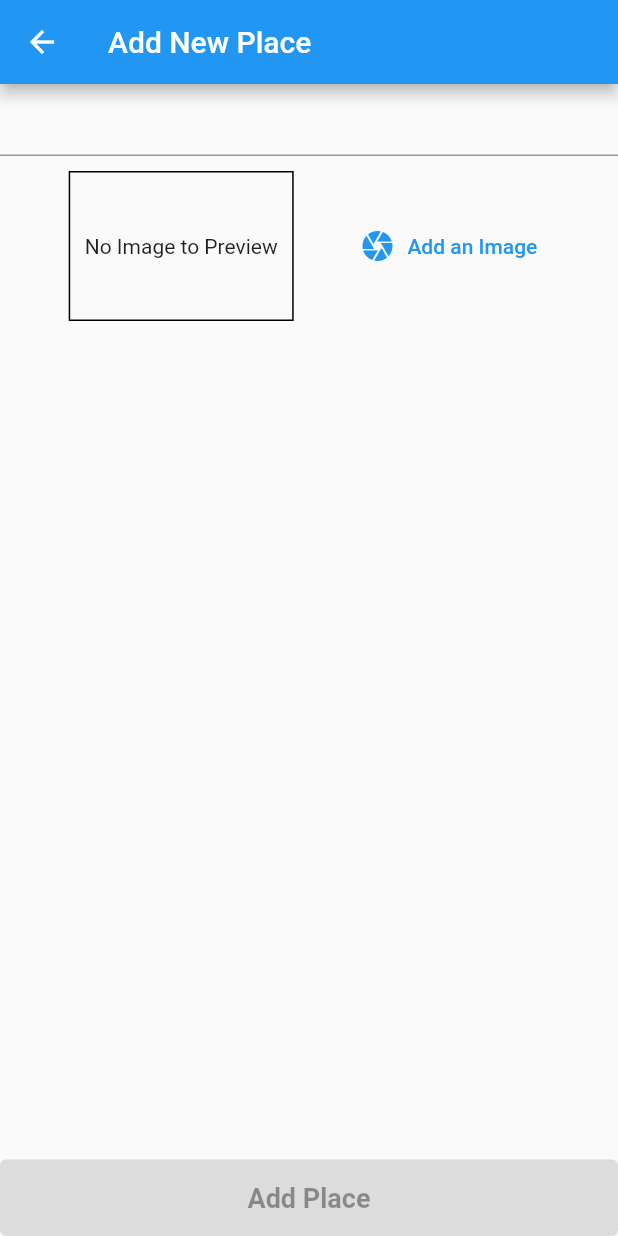
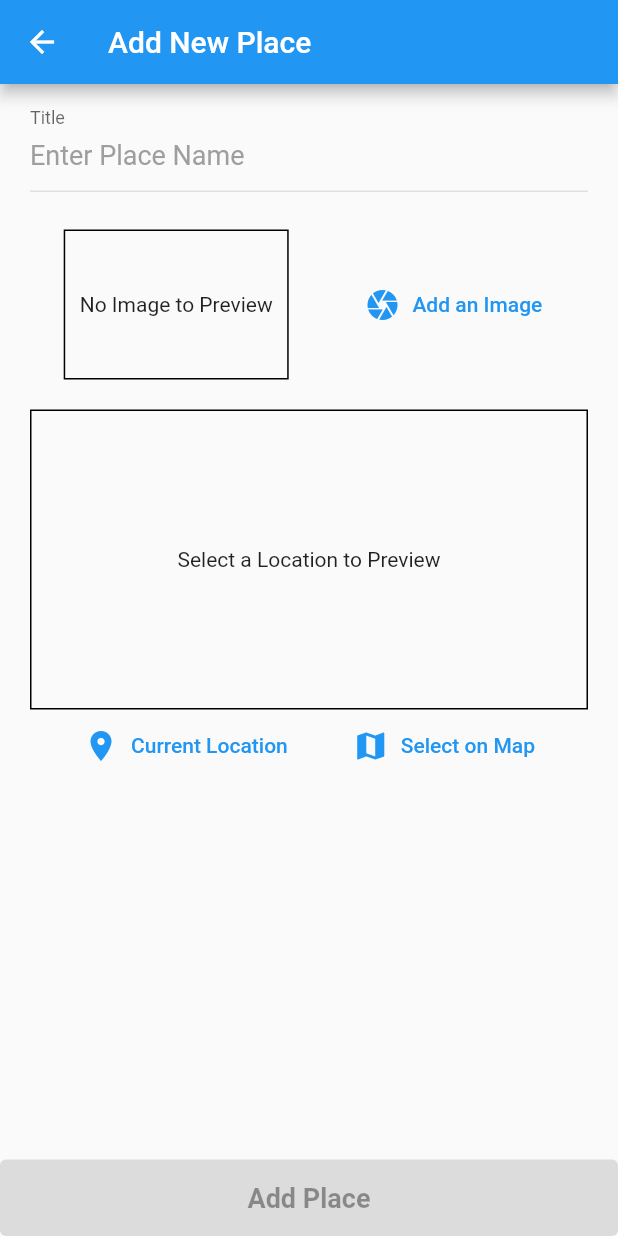
Before and after one commit to akram-mohammad/greatplaces, a Flutter app: the AddNewPlace screen opened directly, on a phone screen of 412 x 824 dp. Run offline on Flutter 3.47's test engine with Material 2 defaults, Android fonts, the phone set to English and light mode, and no system bars; our stand-ins replace image_picker, location, sqflite; accounts and stored records are empty.

Commit message:
Get Current Location Preview Added

```diff
--- /dev/null
+++ b/lib/location/location_helper.dart
@@ -0,0 +1,8 @@
+const GOOGLE_API_KEY = 'AIzaSyBR1lAJp3CH3G3h7yx4V1L-_EieqnwxFu4';
+
+class LocationHelper {
+  static String generateLocationPreviewImage(
+      {double longitude, double latitude}) {
+    return 'https://maps.googleapis.com/maps/api/staticmap?center=&$latitude,$longitude&zoom=16&size=600x300&maptype=roadmap&markers=color:red%7Clabel:C%7C$latitude,$longitude&key=$GOOGLE_API_KEY';
+  }
+}
--- a/lib/models/place.dart
+++ b/lib/models/place.dart
@@ -1,7 +1,6 @@
 import 'dart:io';
 
 import 'package:flutter/foundation.dart';
-import 'package:great_places/local_storage/db_helper.dart';
 
 class Place {
   final String id;
@@ -17,9 +16,14 @@ class Place {
       @required this.location,
       @required this.image});
 
-  Place fromDatabase(Map<String, dynamic> json) {
+  factory Place.fromDatabase(Map<String, dynamic> json) {
     return Place(
-        id: json['id'], title: json['title'], image: File(json['image']));
+        id: json['id'],
+        title: json['title'],
+        image: File(
+          json['image'],
+        ),
+        location: null);
   }
 }
 
--- a/lib/providers/places_provider.dart
+++ b/lib/providers/places_provider.dart
@@ -29,7 +29,7 @@ class PlacesProvider with ChangeNotifier {
 
   Future<void> fetchData() async {
     final _dataList = await DBHelper.getData('places');
-    _items = _dataList.map((e) => Place().fromDatabase(e)).toList();
+    _items = _dataList.map((e) => Place.fromDatabase(e)).toList();
     notifyListeners();
   }
 }
--- a/lib/screens/add_new_place/add_new_place.dart
+++ b/lib/screens/add_new_place/add_new_place.dart
@@ -4,6 +4,7 @@ import 'package:flutter/cupertino.dart';
 import 'package:flutter/material.dart';
 import 'package:great_places/providers/places_provider.dart';
 import 'package:great_places/screens/add_new_place/new_image_input_widget.dart';
+import 'package:great_places/screens/add_new_place/new_location_input_widget.dart';
 import 'package:provider/provider.dart';
 
 class AddNewPlace extends StatefulWidget {
@@ -37,17 +38,40 @@ class _AddNewPlaceState extends State<AddNewPlace> {
         crossAxisAlignment: CrossAxisAlignment.stretch,
         children: [
           Expanded(
+            child: SingleChildScrollView(
               child: Column(
                 children: [
-                TextFormField(
+                  Padding(
+                    padding: const EdgeInsets.symmetric(
+                        vertical: 5.0, horizontal: 20.0),
+                    child: TextFormField(
+                      decoration: new InputDecoration(
+                        floatingLabelBehavior: FloatingLabelBehavior.always,
+                        hintStyle: TextStyle(
+                            color: Colors.grey, fontSize: 18.0, height: 1.5),
+                        labelText: 'Title',
+                        hintText: 'Enter Place Name ',
+                        enabledBorder: UnderlineInputBorder(
+                          borderSide: BorderSide(color: Colors.grey[300]),
+                        ),
+                        focusedBorder: UnderlineInputBorder(
+                          borderSide: BorderSide(color: Colors.grey[300]),
+                        ),
+                        border: UnderlineInputBorder(
+                          borderSide: BorderSide(color: Colors.grey[300]),
+                        ),
+                      ),
                       onChanged: (val) {
                         setState(() {
                           textController = val;
                         });
                       },
                     ),
+                  ),
                   ImageInput(savePlace),
+                  LocationInput(),
                 ],
+              ),
             ),
           ),
           ElevatedButton(
--- a/lib/screens/add_new_place/new_image_input_widget.dart
+++ b/lib/screens/add_new_place/new_image_input_widget.dart
@@ -36,7 +36,7 @@ class _ImageInputState extends State<ImageInput> {
   @override
   Widget build(BuildContext context) {
     return Padding(
-      padding: const EdgeInsets.all(10.0),
+      padding: const EdgeInsets.only(top: 20.0),
       child: Row(
         mainAxisAlignment: MainAxisAlignment.spaceEvenly,
         children: [
--- /dev/null
+++ b/lib/screens/add_new_place/new_location_input_widget.dart
@@ -0,0 +1,69 @@
+import 'package:flutter/material.dart';
+import 'package:location/location.dart';
+import 'package:great_places/location/location_helper.dart';
+
+class LocationInput extends StatefulWidget {
+  @override
+  _LocationInputState createState() => _LocationInputState();
+}
+
+class _LocationInputState extends State<LocationInput> {
+  String _previewImageUrl;
+
+  Future<void> _getCurrentUserLocation() async {
+    final locData = await Location().getLocation();
+    final _locationUrlImage = LocationHelper.generateLocationPreviewImage(
+        latitude: locData.latitude, longitude: locData.longitude);
+    setState(() {
+      _previewImageUrl = _locationUrlImage;
+    });
+  }
+
+  @override
+  Widget build(BuildContext context) {
+    return Padding(
+      padding: const EdgeInsets.all(20.0),
+      child: Column(
+        children: [
+          Container(
+            height: 200,
+            width: double.infinity,
+            decoration: BoxDecoration(
+              border: Border.all(
+                color: Colors.black,
+                width: 1,
+              ),
+            ),
+            child: Center(
+              child: _previewImageUrl == null
+                  ? Text('Select a Location to Preview')
+                  : Image.network(
+                      _previewImageUrl,
+                      fit: BoxFit.cover,
+                      width: double.infinity,
+                    ),
+            ),
+          ),
+          Row(
+            mainAxisAlignment: MainAxisAlignment.spaceEvenly,
+            children: [
+              TextButton.icon(
+                onPressed: _getCurrentUserLocation,
+                icon: Icon(Icons.location_on),
+                label: Text('Current Location'),
+              ),
+              TextButton.icon(
+                onPressed: () {},
+                icon: Icon(Icons.map),
+                label: Text('Select on Map'),
+              )
+            ],
+          )
+        ],
+      ),
+    );
+  }
+}
+
+// <uses-permission android:name="android.permission.ACCESS_FINE_LOCATION" />
+// <uses-permission android:name="android.permission.ACCESS_COARSE_LOCATION" />
--- a/pubspec.yaml
+++ b/pubspec.yaml
@@ -33,6 +33,7 @@ dependencies:
   path: ^1.8.0
   path_provider: ^2.0.2
   sqflite: ^2.0.0+3
+  location: ^2.3.5
 
 dev_dependencies:
   flutter_test:
```
Also changed, not shown: pubspec.lock. Lines whose indentation alone changed are shown as unchanged.
